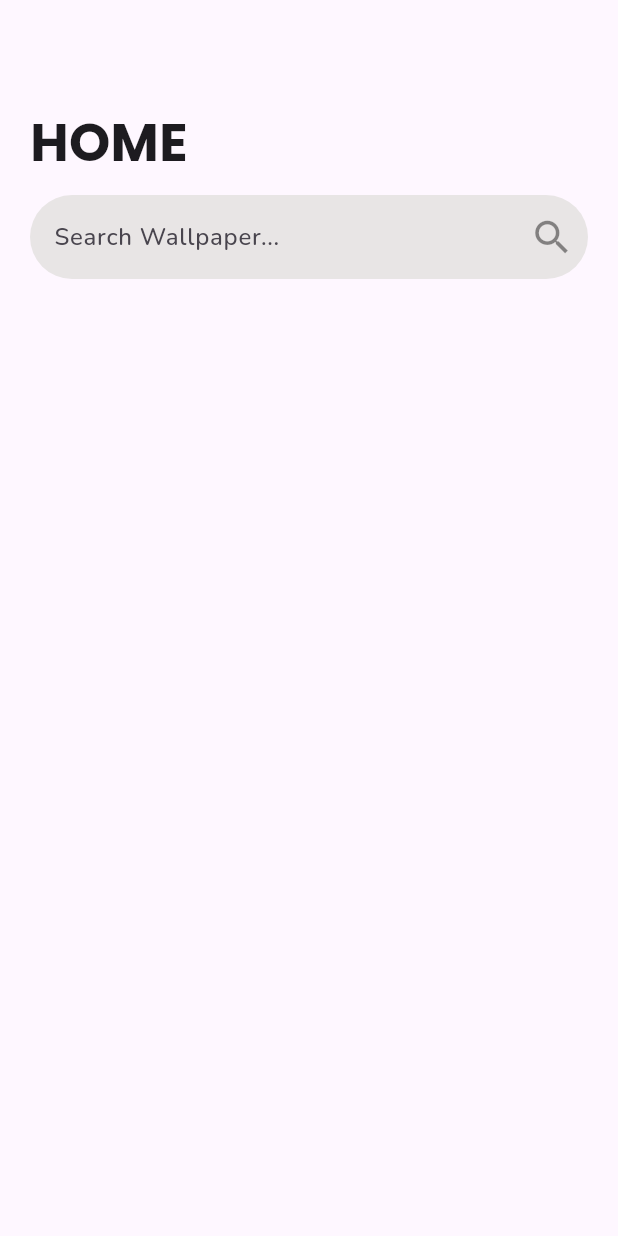
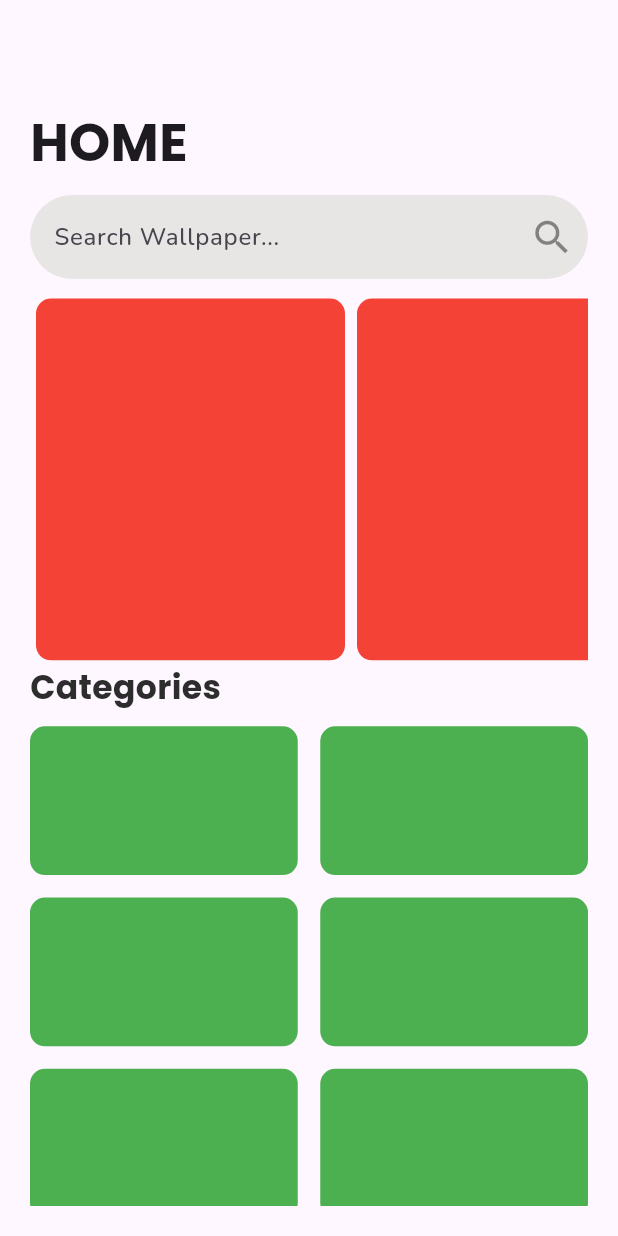
Before and after one commit to tarunn04/flutter_wallpaper_app, a Flutter app: the screen it shows after launch, on a phone screen of 412 x 824 dp. Run offline on Flutter 3.47's test engine with Material 2 defaults, Android fonts, the phone set to English and light mode, and no system bars; our stand-ins replace google_fonts.

```diff
--- a/lib/main.dart
+++ b/lib/main.dart
@@ -18,7 +18,7 @@ class MyApp extends StatelessWidget {
         useMaterial3: true,
       ),
       debugShowCheckedModeBanner: false,
-      home: const SplashPage(),
+      home: const HomePage(),
     );
   }
 }
--- a/lib/pages/splash_page.dart
+++ b/lib/pages/splash_page.dart
@@ -2,31 +2,82 @@ import 'package:flutter/material.dart';
 import 'package:google_fonts/google_fonts.dart';
 import 'package:wallpaper_app/widgets/searchbar.dart';
 
-class SplashPage extends StatelessWidget {
-  const SplashPage({super.key});
+class HomePage extends StatelessWidget {
+  const HomePage({super.key});
 
   @override
   Widget build(BuildContext context) {
+    final Size screenSize = MediaQuery.of(context).size;
+    final double screenWidth = screenSize.width;
+    final double screenHeight = screenSize.height;
+
     return Scaffold(
       body: Padding(
         padding: EdgeInsets.all(20.0),
+        child: SingleChildScrollView(
           child: Column(
             crossAxisAlignment: CrossAxisAlignment.start,
             children: [
-
               const SizedBox(height: 50),
-
-            Text("HOME", style: TextStyle(
+              Text(
+                "HOME",
+                style: TextStyle(
                   fontFamily: GoogleFonts.poppins().fontFamily,
                   fontWeight: FontWeight.bold,
                   fontSize: 35,
-            )),
+                ),
+              ),
+              const SizedBox(height: 10),
+              const SearchBarWidget(),
+              const SizedBox(height: 10),
+              SizedBox(
+                height: screenHeight * 0.3,
+                child: ListView.builder(
+                  itemCount: 20,
+                  scrollDirection: Axis.horizontal,
+                  itemBuilder: (context, index) {
+                    return Container(
+                      decoration: const BoxDecoration(
+                        color: Colors.red,
+                        borderRadius: BorderRadius.all(Radius.circular(10))
+                      ),
+                      width: screenWidth * 0.5,
+                      margin: const EdgeInsets.symmetric(vertical: 3,horizontal: 4)
+                    );
+                  },
+                ),
+              ),
+              Text(
+                "Categories",
+                style: TextStyle(
+                    fontFamily: GoogleFonts.poppins().fontFamily,
+                    color:const Color.fromARGB(255, 45, 45, 45),
+                    fontSize: 22,
+                    fontWeight: FontWeight.bold),
+              ),
+              GridView.builder(
+                padding: const EdgeInsets.symmetric(vertical: 10),
+                shrinkWrap: true,
+                physics: const NeverScrollableScrollPhysics(),
+                gridDelegate: const SliverGridDelegateWithFixedCrossAxisCount(
+                  crossAxisCount: 2,
+                  crossAxisSpacing: 15,
+                  mainAxisSpacing: 15,
+                 childAspectRatio: 1.8,
+                ),
+                itemCount: 10, // Replace with your desired item count
+                itemBuilder: (context, index) {
+                  return Container(
+                    decoration: const BoxDecoration(
+                      color: Colors.green,
+                      borderRadius: BorderRadius.all(Radius.circular(10)),
+                    ),
 
-            const SizedBox(height: 10,),
-
-            const SearchBarWidget(),
-
+                  );
+                },
+              ),
             ],
+          ),
         ),
       ),
     );
```
Lines whose indentation alone changed are shown as unchanged.
